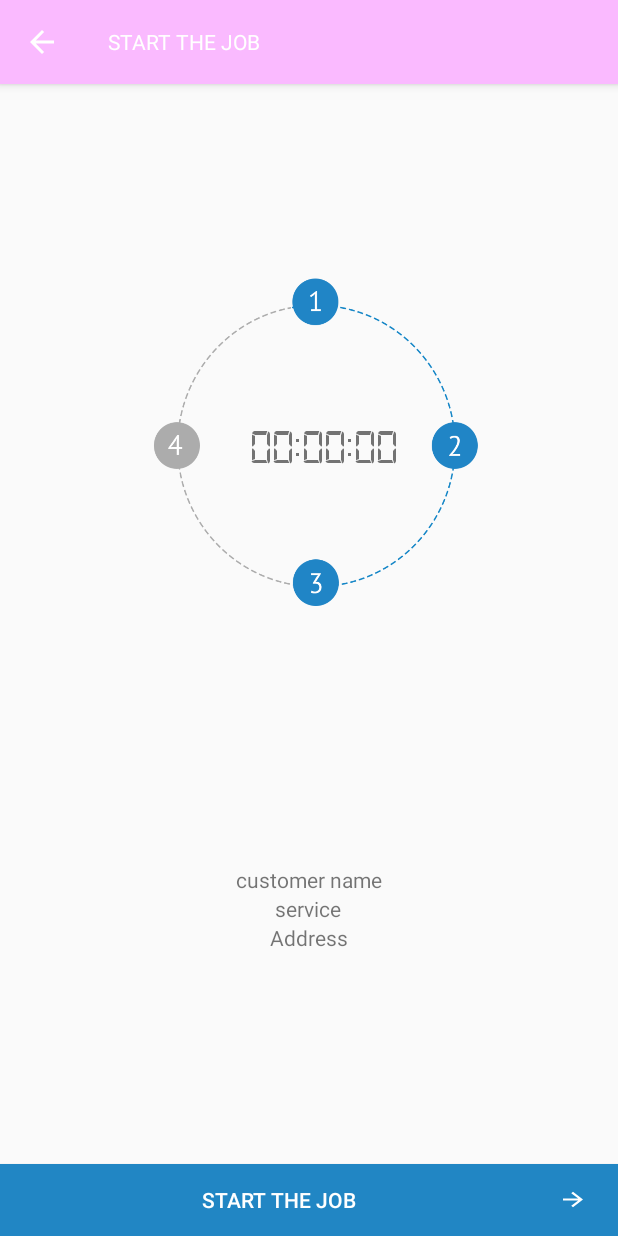
After one commit to kapil061287/third, an Android app: the SPTimerActivity screen opened directly, with no data from a screen before it, on a phone screen of 412 x 824 dp. The commit adds this screen. Run offline under Robolectric (Android 15) with nearby library versions, the phone set to English and light mode, and no system bars; our stand-ins replace ButterKnife; libraries missing offline, so code that uses them is left out: com.google.maps.android, com.mikhaellopez.circularprogressbar; 2 statements that could not run were skipped.

Commit message:
new commit

```diff
--- a/app/build.gradle
+++ b/app/build.gradle
@@ -47,4 +47,5 @@ dependencies {
 
 
 
+
 apply plugin: 'com.google.gms.google-services'
--- a/app/src/main/AndroidManifest.xml
+++ b/app/src/main/AndroidManifest.xml
@@ -66,8 +66,14 @@
             android:name="com.google.android.geo.API_KEY"
             android:value="@string/google_map_api_key" />
 
-        <activity android:name=".appscreens.AcceptServiceActivity"
-            android:theme="@style/AppTheme.NoActionBar"></activity>
+        <activity
+            android:name=".appscreens.AcceptServiceActivity"
+            android:theme="@style/AppTheme.NoActionBar" />
+        <activity
+            android:name=".appscreens.SPTimerActivity"
+            android:screenOrientation="portrait"
+            android:theme="@style/AppTheme.NoActionBar"
+            ></activity>
     </application>
 
 </manifest>
--- a/app/src/main/java/com/depex/okeyclick/sp/appscreens/AcceptServiceActivity.java
+++ b/app/src/main/java/com/depex/okeyclick/sp/appscreens/AcceptServiceActivity.java
@@ -1,6 +1,7 @@
 package com.depex.okeyclick.sp.appscreens;
 
 import android.Manifest;
+import android.content.Intent;
 import android.content.SharedPreferences;
 import android.content.pm.PackageManager;
 import android.graphics.Color;
@@ -239,6 +240,11 @@ public class AcceptServiceActivity extends AppCompatActivity implements OnMapRea
                                         serviceAddress.setVisibility(View.GONE);
                                         updateTimeText.setVisibility(View.GONE);
 
+                                        setVisibility(View.GONE, progressBar, rejectBtn, backgroundGray, serviceName, serviceAddress, updateTimeText);
+                                        setVisibility(View.VISIBLE, callToCustomerLayout);
+
+
+
 
                                         JSONObject jsonObject = res.getJSONObject("response");
                                         String customerLatitudeStr = jsonObject.getString("customer_latitude");
@@ -356,9 +362,22 @@ public class AcceptServiceActivity extends AppCompatActivity implements OnMapRea
                 break;
             case R.id.customer_call_btn:
 
+                        String text=callBtn.getText().toString();
+                Log.i("responseData", "Call Btn Text  : "+text);
+                        if(text.equalsIgnoreCase("Start")){
+
+                            callBtn.setText("Arrived");
+                        }else if("Arrived".equals(text)) {
+                            spTimerStart();
+                        }
                 break;
 
         }
+    }
+
+    private void spTimerStart() {
+        Intent intent=new Intent(AcceptServiceActivity.this, SPTimerActivity.class);
+        startActivity(intent);
     }
 
     public void callTocustomer(String number){
@@ -411,4 +430,10 @@ public class AcceptServiceActivity extends AppCompatActivity implements OnMapRea
     public void setProgress(float f){
         progressBar.setProgress(f);
     }
+
+    public void setVisibility( int visible, View... view){
+        for(View view1 : view){
+            view1.setVisibility(visible);
+        }
+    }
 }
--- a/app/src/main/java/com/depex/okeyclick/sp/appscreens/HomeActivity.java
+++ b/app/src/main/java/com/depex/okeyclick/sp/appscreens/HomeActivity.java
@@ -46,6 +46,13 @@ public class HomeActivity extends AppCompatActivity
     protected void onCreate(Bundle savedInstanceState) {
         super.onCreate(savedInstanceState);
         setContentView(R.layout.activity_is_online);
+
+
+        Intent intent=new Intent(this, SPTimerActivity.class);
+        startActivity(intent);
+
+
+
         Toolbar toolbar = (Toolbar) findViewById(R.id.toolbar);
         setSupportActionBar(toolbar);
 
--- /dev/null
+++ b/app/src/main/java/com/depex/okeyclick/sp/appscreens/SPTimerActivity.java
@@ -0,0 +1,52 @@
+package com.depex.okeyclick.sp.appscreens;
+
+import android.content.SharedPreferences;
+import android.content.res.AssetManager;
+import android.graphics.Typeface;
+import android.support.v4.content.res.ResourcesCompat;
+import android.support.v7.app.AppCompatActivity;
+import android.os.Bundle;
+import android.support.v7.widget.Toolbar;
+import android.view.View;
+import android.widget.ImageView;
+import android.widget.TextView;
+
+
+import com.depex.okeyclick.sp.R;
+import com.google.gson.TypeAdapterFactory;
+
+import butterknife.BindView;
+import butterknife.ButterKnife;
+
+public class SPTimerActivity extends AppCompatActivity {
+
+    SharedPreferences preferences;
+    @BindView(R.id.timer_text)
+    TextView timer_text;
+
+    @BindView(R.id.progress_icno_image)
+    ImageView timer_image;
+
+    @BindView(R.id.toolbar)
+    Toolbar toolbar;
+
+    @Override
+    protected void onCreate(Bundle savedInstanceState) {
+        super.onCreate(savedInstanceState);
+        setContentView(R.layout.activity_sp_timer);
+
+        ButterKnife.bind(this);
+
+        preferences=getSharedPreferences("service_pref_user", MODE_PRIVATE);
+        Typeface typeface= ResourcesCompat.getFont(this, R.font.digital);
+        toolbar.setNavigationIcon(R.drawable.ic_arrow_back_black_24dp);
+        setSupportActionBar(toolbar);
+        toolbar.setNavigationOnClickListener(new View.OnClickListener() {
+            @Override
+            public void onClick(View v) {
+                SPTimerActivity.super.onBackPressed();
+            }
+        });
+        timer_text.setTypeface(typeface);
+    }
+}
--- /dev/null
+++ b/app/src/main/res/drawable/ic_arrow_back_black_24dp.xml
@@ -0,0 +1,9 @@
+<vector xmlns:android="http://schemas.android.com/apk/res/android"
+        android:width="24dp"
+        android:height="24dp"
+        android:viewportWidth="24.0"
+        android:viewportHeight="24.0">
+    <path
+        android:fillColor="#FFFFFFFF"
+        android:pathData="M20,11H7.83l5.59,-5.59L12,4l-8,8 8,8 1.41,-1.41L7.83,13H20v-2z"/>
+</vector>
--- /dev/null
+++ b/app/src/main/res/font/font.xml
@@ -0,0 +1,6 @@
+<?xml version="1.0" encoding="utf-8"?>
+<font-family xmlns:android="http://schemas.android.com/apk/res/android">
+
+
+
+</font-family>
--- /dev/null
+++ b/app/src/main/res/layout/activity_sp_timer.xml
@@ -0,0 +1,39 @@
+<?xml version="1.0" encoding="utf-8"?>
+<android.support.constraint.ConstraintLayout xmlns:android="http://schemas.android.com/apk/res/android"
+    xmlns:app="http://schemas.android.com/apk/res-auto"
+    xmlns:tools="http://schemas.android.com/tools"
+    android:layout_width="match_parent"
+    android:layout_height="match_parent"
+    tools:context="com.depex.okeyclick.sp.appscreens.SPTimerActivity">
+
+
+    <android.support.design.widget.AppBarLayout
+        android:layout_width="match_parent"
+        android:layout_height="wrap_content"
+        android:theme="@style/AppTheme.AppBarOverlay">
+
+        <android.support.v7.widget.Toolbar
+            android:id="@+id/toolbar"
+            android:clipToPadding="true"
+            android:elevation="15dp"
+            android:layout_width="match_parent"
+            android:layout_height="?attr/actionBarSize"
+            android:background="?attr/colorPrimary"
+            app:popupTheme="@style/AppTheme.PopupOverlay" >
+
+        <FrameLayout
+            android:layout_width="match_parent"
+            android:layout_height="?attr/actionBarSize">
+            <TextView
+                android:text="START THE JOB"
+                android:textColor="#ffffffff"
+                android:layout_gravity="center_vertical"
+                android:layout_width="wrap_content"
+                android:layout_height="wrap_content" />
+        </FrameLayout>
+        </android.support.v7.widget.Toolbar>
+    </android.support.design.widget.AppBarLayout>
+
+    <include layout="@layout/content_sp_timer" />
+
+</android.support.constraint.ConstraintLayout>
--- a/app/src/main/res/layout/content_accept_service_fragment.xml
+++ b/app/src/main/res/layout/content_accept_service_fragment.xml
@@ -122,6 +122,8 @@
         android:layout_marginEnd="0dp"
         android:id="@+id/call_to_customer"
         android:visibility="gone"
+        android:elevation="10dp"
+
         android:layout_marginStart="0dp"
         android:orientation="horizontal"
         app:layout_constraintBottom_toBottomOf="parent"
@@ -132,9 +134,11 @@
             android:layout_width="0dp"
             android:layout_height="wrap_content"
             android:layout_weight="1"
+            android:drawableRight="@drawable/ic_arrow_forward_black_24dp"
+            android:paddingRight="20dp"
             android:id="@+id/customer_call_btn"
             android:background="@color/y_color"
-            android:text="Call To Customer"
+            android:text="Start"
             android:textColor="#ffffffff" />
 
     </LinearLayout>
--- /dev/null
+++ b/app/src/main/res/layout/content_sp_timer.xml
@@ -0,0 +1,86 @@
+<?xml version="1.0" encoding="utf-8"?>
+<android.support.constraint.ConstraintLayout
+    xmlns:android="http://schemas.android.com/apk/res/android"
+    xmlns:app="http://schemas.android.com/apk/res-auto"
+    xmlns:tools="http://schemas.android.com/tools"
+    android:layout_width="match_parent"
+    android:layout_height="match_parent">
+
+    <Button
+        android:id="@+id/button2"
+        android:layout_width="match_parent"
+        android:layout_height="wrap_content"
+        android:background="@color/y_color"
+        android:drawableRight="@drawable/ic_arrow_forward_black_24dp"
+        android:paddingRight="20dp"
+        android:text="Start the job"
+        android:textColor="#ffffffff"
+        app:layout_constraintBottom_toBottomOf="parent"
+        app:layout_constraintEnd_toEndOf="parent"
+        app:layout_constraintStart_toStartOf="parent" />
+
+    <FrameLayout
+        android:layout_width="match_parent"
+        android:layout_height="250dp"
+        android:layout_marginBottom="8dp"
+        android:layout_marginEnd="8dp"
+        android:layout_marginStart="8dp"
+        android:layout_marginTop="8dp"
+        app:layout_constraintBottom_toBottomOf="parent"
+        app:layout_constraintEnd_toEndOf="parent"
+        app:layout_constraintHorizontal_bias="0.0"
+        app:layout_constraintStart_toStartOf="parent"
+        app:layout_constraintTop_toTopOf="parent"
+        app:layout_constraintVertical_bias="0.287">
+
+        <ImageView
+            android:id="@+id/progress_icno_image"
+            android:layout_width="238dp"
+            android:layout_height="241dp"
+            android:layout_gravity="center_horizontal|center_vertical"
+            android:background="@drawable/progress_icon_1" />
+
+        <TextView
+            android:id="@+id/timer_text"
+            android:layout_width="wrap_content"
+            android:layout_height="wrap_content"
+            android:layout_gravity="center_horizontal|center_vertical"
+            android:layout_marginLeft="10dp"
+            android:layout_marginTop="5dp"
+            android:text="00:00:00"
+            android:textSize="32dp" />
+
+    </FrameLayout>
+
+    <LinearLayout
+        android:orientation="vertical"
+        android:layout_width="match_parent"
+        android:layout_height="wrap_content"
+        android:layout_marginBottom="8dp"
+        android:layout_marginEnd="8dp"
+        android:layout_marginStart="8dp"
+        android:layout_marginTop="8dp"
+        app:layout_constraintBottom_toBottomOf="parent"
+        app:layout_constraintEnd_toEndOf="parent"
+        app:layout_constraintStart_toStartOf="parent"
+        app:layout_constraintTop_toTopOf="parent"
+        app:layout_constraintVertical_bias="0.758">
+
+        <TextView
+            android:layout_gravity="center_horizontal"
+            android:layout_width="wrap_content"
+            android:layout_height="wrap_content"
+            android:text="customer name" />
+        <TextView
+            android:layout_gravity="center_horizontal"
+            android:text="service"
+            android:layout_width="wrap_content"
+            android:layout_height="wrap_content" />
+        <TextView
+            android:layout_gravity="center_horizontal"
+            android:text="Address"
+            android:layout_width="wrap_content"
+            android:layout_height="wrap_content" />
+    </LinearLayout>
+
+</android.support.constraint.ConstraintLayout>
--- a/app/src/main/res/menu/nav_menu.xml
+++ b/app/src/main/res/menu/nav_menu.xml
@@ -27,6 +27,7 @@
         android:title="Share with others" />
     <item android:id="@+id/change_status_menu"
         android:title="Change Status"
+        android:icon="@drawable/change_status"
         />
     <item android:id="@+id/logout_menu"
         android:icon="@drawable/logout"
```
Also changed, not shown: app/src/main/res/drawable/change_status.png (added), app/src/main/res/drawable/progress_icon_1.png (added), app/src/main/res/drawable/progress_icon_2.png (added), app/src/main/res/font/digital.ttf (added).
